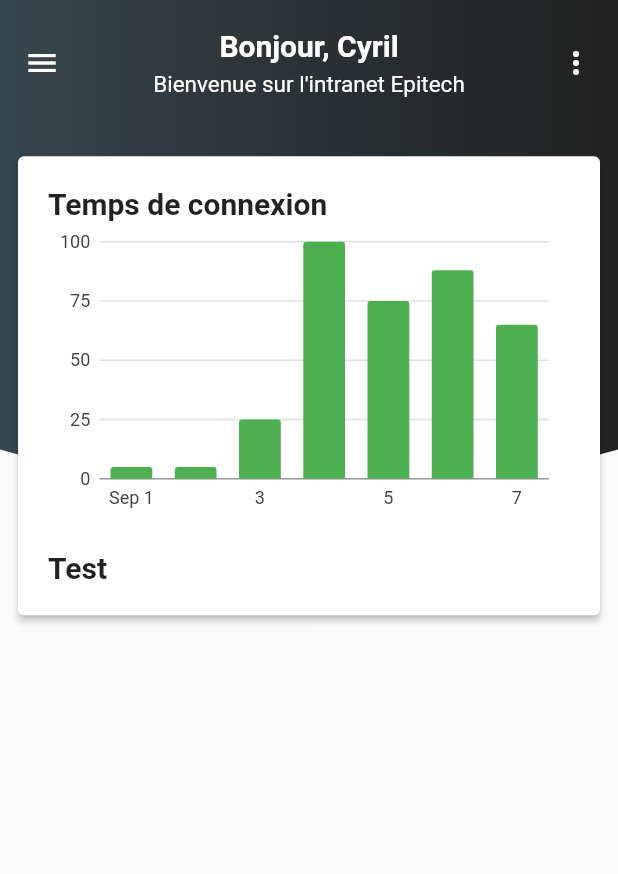
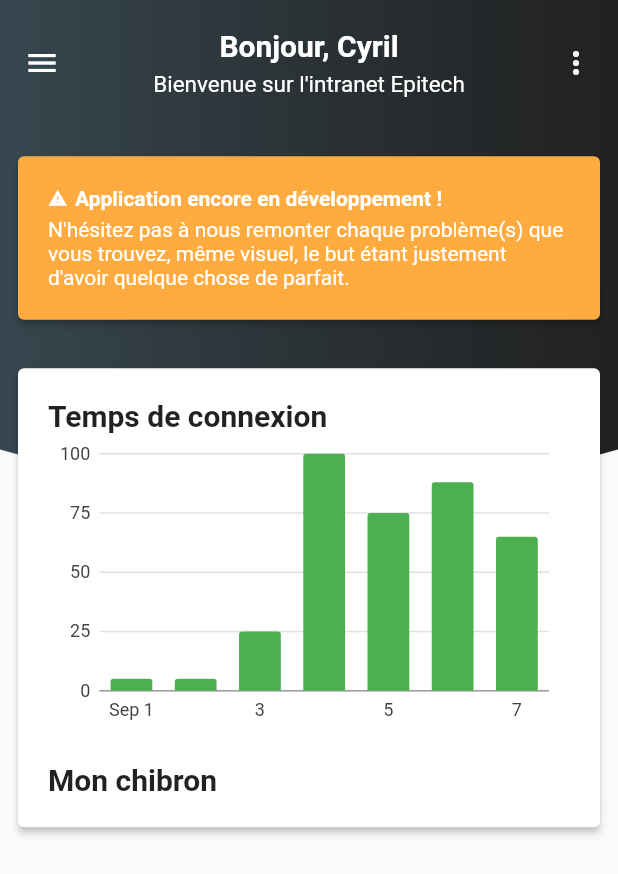
Before and after one commit to EpitechUtils/EpiMobile, a Flutter app: the screen it shows after launch, on a phone screen of 412 x 824 dp. Shown: the top 874 px of the screen. Run offline on Flutter 3.47's test engine with Material 2 defaults, Android fonts, the phone set to English and light mode, and no system bars; our stand-ins replace charts_flutter, flutter_masked_text, font_awesome_flutter, rxdart, shared_preferences; missing offline and left inert: flutter_webview_plugin; generated files the repository leaves out were written again.

Commit message:
Add developement banner

```diff
--- a/lib/parser/Parser.dart
+++ b/lib/parser/Parser.dart
@@ -12,9 +12,9 @@ class Parser {
         //String url = login + "/user/lucas.gras@epitech.eu/print";
 
         return NetworkUtils.internal().get(url, true).then((data) {
-                if (data == null)
-                    return null;
-                return Profile.fromJson(data);
+            if (data == null)
+                return null;
+            return Profile.fromJson(data);
         });
     }
 }
--- a/lib/views/HomePage.dart
+++ b/lib/views/HomePage.dart
@@ -19,23 +19,8 @@ class HomePage extends StatefulWidget {
 }
 
 class _HomePageState extends State<HomePage> {
-    int _selectedIndex = 0;
-    List<Widget> _pages;
     Size _deviceSizes;
-    final _scaffoldKey = GlobalKey<ScaffoldState>();
 
-    @override
-    void initState() {
-        // Init differents inside home view
-        this._pages = <Widget>[
-            DashboardPage(),
-            DashboardPage(),
-            DashboardPage(),
-            DashboardPage(),
-        ];
-
-        super.initState();
-    }
 
     Widget displayAppBar(BuildContext _scaffoldContext) {
         return SafeArea(
@@ -107,7 +92,7 @@ class _HomePageState extends State<HomePage> {
                                 child: Row(
                                     mainAxisAlignment: MainAxisAlignment.start,
                                     children: <Widget>[
-                                        Text("Test",
+                                        Text("Mon chibron",
                                             style: TextStyle(
                                                 fontSize: 20,
                                                 fontWeight: FontWeight.bold
@@ -124,12 +109,63 @@ class _HomePageState extends State<HomePage> {
         );
     }
 
+    Widget displayDevelopmentMode() {
+        return Padding(
+            padding: const EdgeInsets.all(8.0),
+            child: Card(
+                color: Colors.orangeAccent,
+                elevation: 2.0,
+                child: Padding(
+                    padding: const EdgeInsets.all(20.0),
+                    child: Column(
+                        mainAxisAlignment: MainAxisAlignment.start,
+                        children: <Widget>[
+                            Container(
+                                margin: const EdgeInsets.only(bottom: 5.0),
+                                child: Row(
+                                    children: <Widget>[
+                                        Container(
+                                            margin: const EdgeInsets.only(right: 5.0),
+                                            child: Icon(
+                                                Icons.warning,
+                                                size: 13.0,
+                                                color: Colors.white
+                                            )
+                                        ),
+
+                                        Text("Application encore en développement !",
+                                            style: TextStyle(
+                                                fontWeight: FontWeight.bold,
+                                                color: Colors.white
+                                            )
+                                        ),
+                                    ],
+                                ),
+                            ),
+
+                            Text("N'hésitez pas à nous remonter chaque problème(s) que vous trouvez, "
+                                "même visuel, le but étant justement d'avoir quelque chose de parfait.",
+                                style: TextStyle(
+                                    color: Colors.white
+                                )
+                            )
+                        ],
+                    )
+                ),
+            ),
+        );
+    }
+
     Widget displayCards(BuildContext _scaffoldContext) {
         return SingleChildScrollView(
             child: Column(
                 children: <Widget>[
                     // Application bar
                     this.displayAppBar(_scaffoldContext),
+                    // Divider
+                    SizedBox(height: this._deviceSizes.height * 0.01),
+                    // App curently in dev mode
+                    this.displayDevelopmentMode(),
                     // Divider
                     SizedBox(height: this._deviceSizes.height * 0.01),
                     // Netsoul log chart
@@ -179,7 +215,6 @@ class _HomePageState extends State<HomePage> {
         this._deviceSizes = MediaQuery.of(context).size;
 
         return Scaffold(
-            key: this._scaffoldKey,
             drawer: new Drawer(
                 child: ListView(
                     padding: const EdgeInsets.all(0.0),
```
